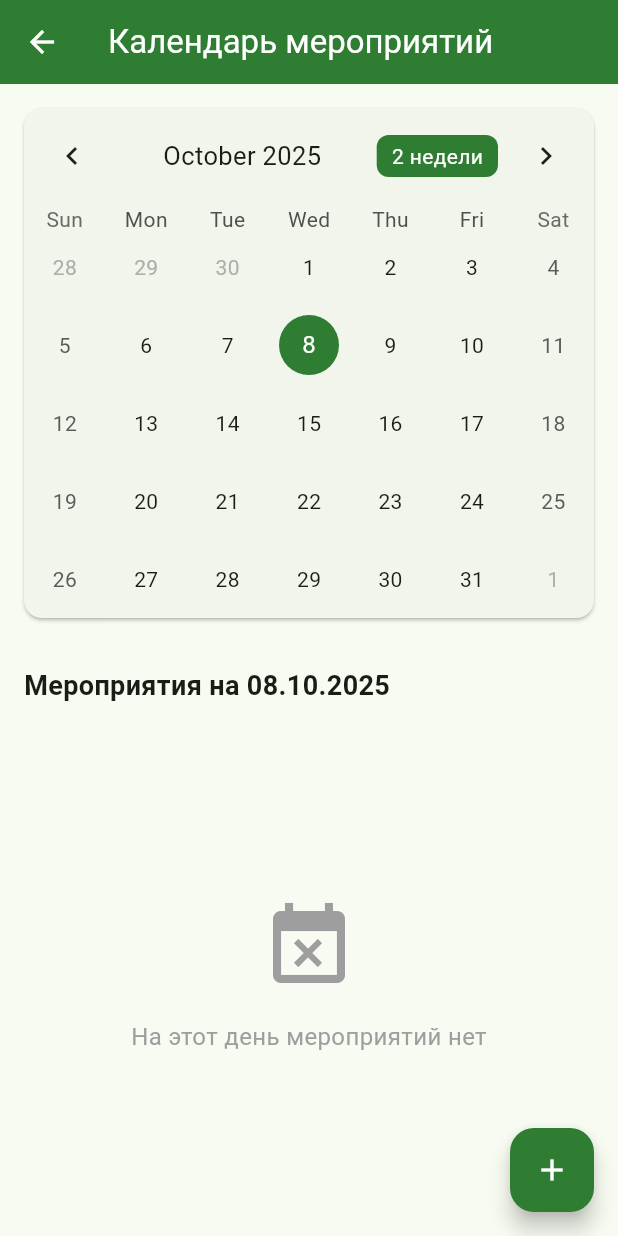
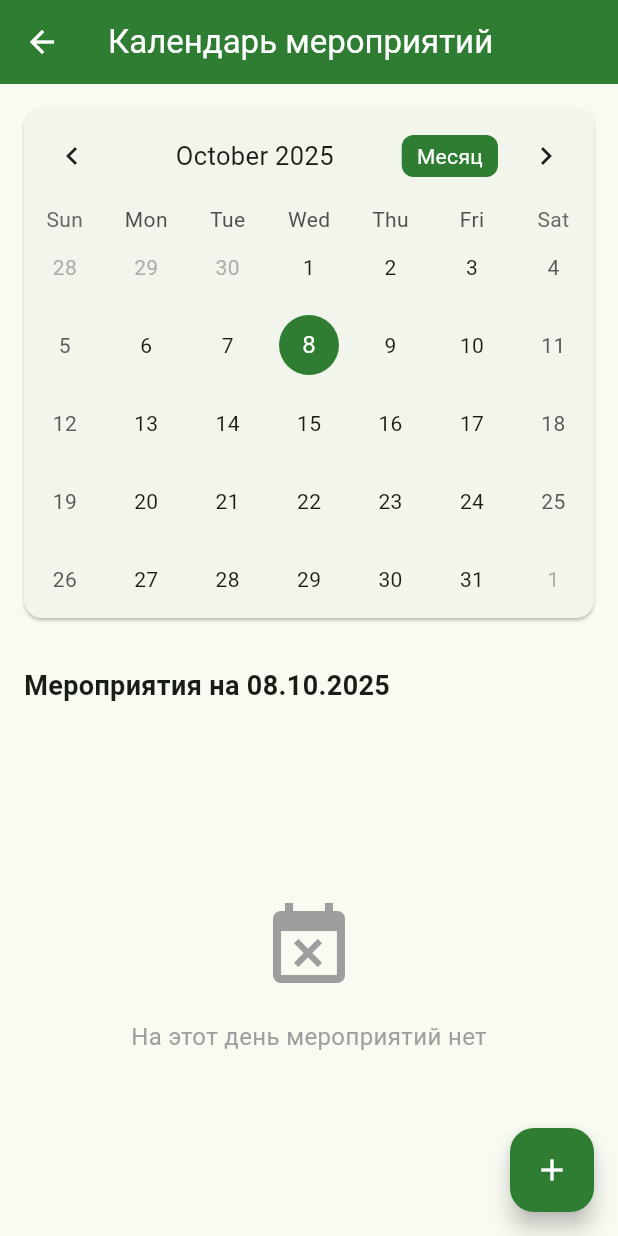
Before and after one commit to housesaroma/flutter_hackathon, a Flutter app: the CalendarScreen screen opened directly, on a phone screen of 412 x 824 dp. Run offline on Flutter 3.47's test engine with Material 3 defaults, Android fonts, the phone set to English and light mode, and no system bars; drawn by our look-alikes of table_calendar; our stand-ins replace cloud_firestore, firebase_auth, firebase_core; accounts and stored records are empty.

Commit message:
fix: calendar format naming

```diff
--- a/lib/screens/calendar_screen.dart
+++ b/lib/screens/calendar_screen.dart
@@ -73,9 +73,9 @@ class _CalendarScreenState extends State<CalendarScreen> {
         selectedDayPredicate: (day) => isSameDay(_selectedDay, day),
         calendarFormat: _calendarFormat,
         availableCalendarFormats: const {
-          CalendarFormat.month: 'Месяц',
-          CalendarFormat.twoWeeks: '2 недели',
-          CalendarFormat.week: 'Неделя',
+          CalendarFormat.month: 'Неделя',
+          CalendarFormat.twoWeeks: 'Месяц',
+          CalendarFormat.week: '2 недели',
         },
         onFormatChanged: (format) {
           setState(() {
```
